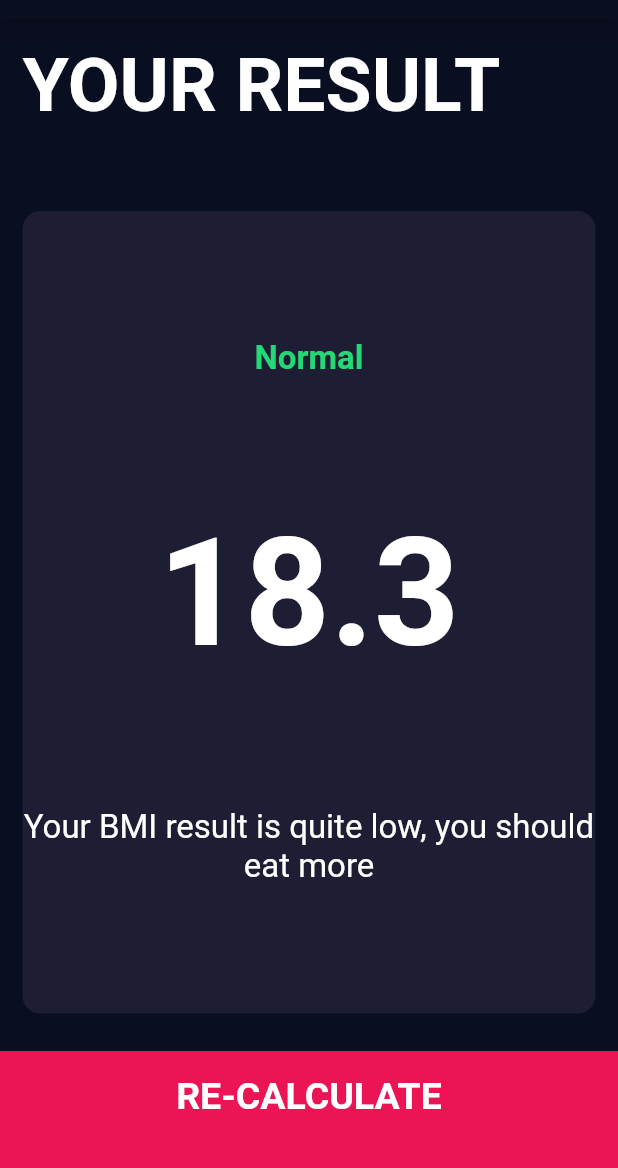
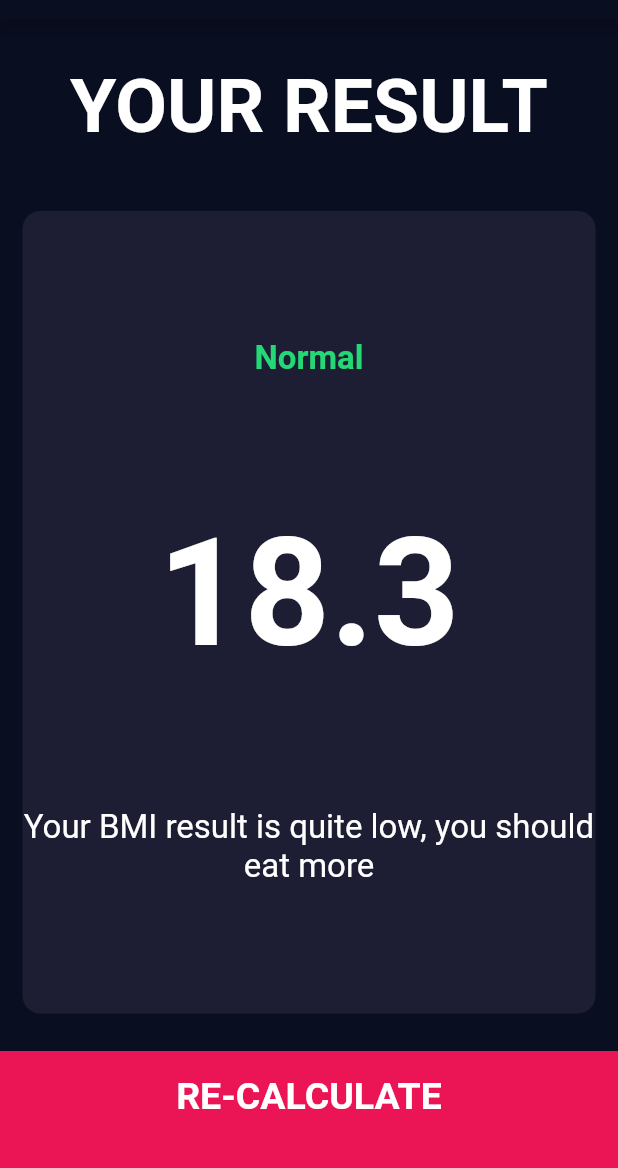
Before and after one commit to IamXolisaniNgcobo/bmi_calculator, a Flutter app: the ResultsPage screen opened directly, on a phone screen of 412 x 824 dp, the part 65-1233 px from its top. Run offline on Flutter 3.47's test engine with Material 2 defaults, Android fonts, the phone set to English and light mode, and no system bars; our stand-ins replace font_awesome_flutter.

Commit message:
padding
container padding bottom left alignment

```diff
--- a/lib/screens/results_page.dart
+++ b/lib/screens/results_page.dart
@@ -18,7 +18,8 @@ class ResultsPage extends StatelessWidget {
         children: [
           Expanded(
             child: Container(
-              padding: EdgeInsets.all(15.0),
+              padding: EdgeInsets.all(25.0),
+              alignment: Alignment.bottomCenter,
               child: Text(
                 'YOUR RESULT',
                 style: kTitleTextStyle,
```
